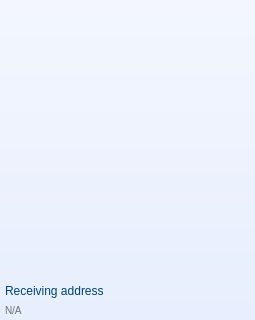
Above: src/qt/veil/forms/balance.ui from Veil-Project/veil before the change; both pictures show x 0 to 255 and y 320 to 640 of the 255 by 640 pixel window. Below: the same form after it.
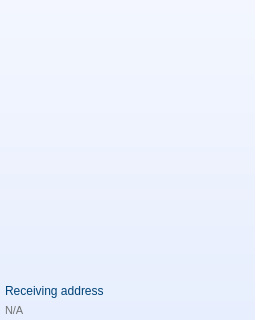
That is the form after the change. Icons and pictures are not drawn.

Commit message: refresh address stored

Diff of the .ui file:
```diff
--- a/src/qt/veil/forms/balance.ui
+++ b/src/qt/veil/forms/balance.ui
@@ -389,7 +389,7 @@
 padding-left:5px;
 padding-right:5px;
 padding-bottom:3px;
-font-size:10px;
+font-size:11px;
 color:#707070;</string>
               </property>
               <property name="midLineWidth">
```
Left out of the diff: 10 changed lines with no effect on the pictures. The commit also changes 1 other file.
